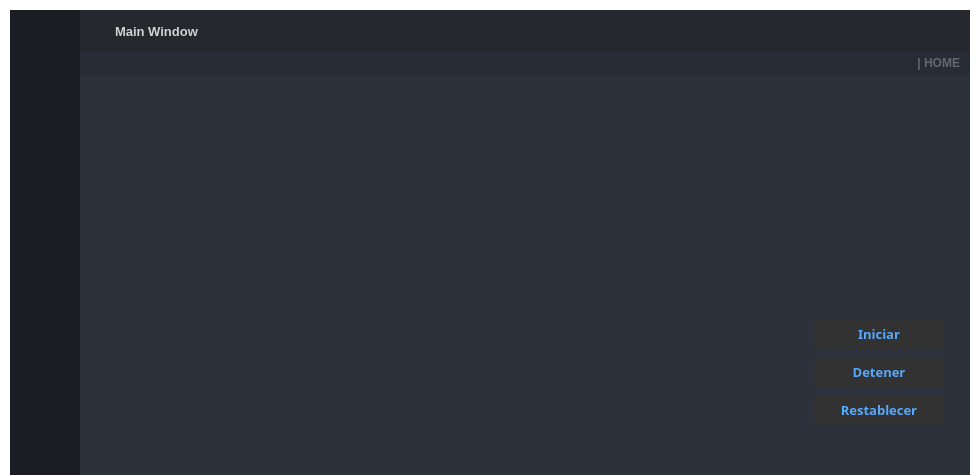
Before: the Qt Designer form visuals/GUI_BASE.ui in dariolggomez/HEATS-BOARD, drawn with Qt 5; both pictures show x 0 to 980 and y 0 to 475 of the 980 by 718 pixel window.
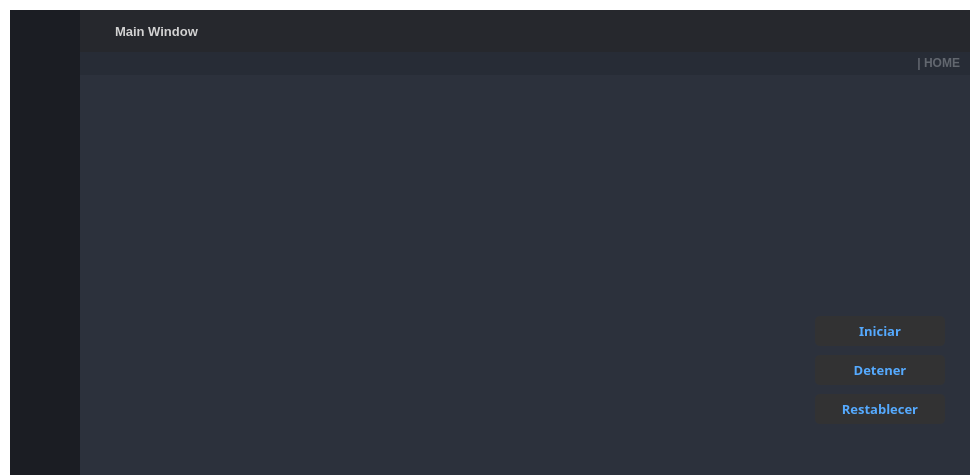
After: the same form once the commit is applied. Icons and pictures are not drawn.

```diff
--- a/visuals/GUI_BASE.ui
+++ b/visuals/GUI_BASE.ui
@@ -2879,15 +2879,21 @@
                        <enum>QFrame::Raised</enum>
                       </property>
                       <layout class="QVBoxLayout" name="verticalLayout_28">
+                       <property name="spacing">
+                        <number>0</number>
+                       </property>
                        <item>
                         <widget class="QFrame" name="upsideGraphics">
                          <property name="frameShape">
-                          <enum>QFrame::StyledPanel</enum>
+                          <enum>QFrame::NoFrame</enum>
                          </property>
                          <property name="frameShadow">
                           <enum>QFrame::Raised</enum>
                          </property>
                          <layout class="QHBoxLayout" name="horizontalLayout_18">
+                          <property name="spacing">
+                           <number>0</number>
+                          </property>
                           <property name="leftMargin">
                            <number>0</number>
                           </property>
@@ -2903,7 +2909,7 @@
                           <item>
                            <widget class="QFrame" name="frame_waveform">
                             <property name="frameShape">
-                             <enum>QFrame::StyledPanel</enum>
+                             <enum>QFrame::NoFrame</enum>
                             </property>
                             <property name="frameShadow">
                              <enum>QFrame::Raised</enum>
@@ -2930,12 +2936,15 @@
                           <item>
                            <widget class="QFrame" name="frame_fft_transform">
                             <property name="frameShape">
-                             <enum>QFrame::StyledPanel</enum>
+                             <enum>QFrame::NoFrame</enum>
                             </property>
                             <property name="frameShadow">
                              <enum>QFrame::Raised</enum>
                             </property>
                             <layout class="QVBoxLayout" name="verticalLayout_34">
+                             <property name="spacing">
+                              <number>0</number>
+                             </property>
                              <property name="leftMargin">
                               <number>0</number>
                              </property>
@@ -2960,7 +2969,7 @@
                        <item>
                         <widget class="QFrame" name="downsideGraphics">
                          <property name="frameShape">
-                          <enum>QFrame::StyledPanel</enum>
+                          <enum>QFrame::NoFrame</enum>
                          </property>
                          <property name="frameShadow">
                           <enum>QFrame::Raised</enum>
@@ -2981,7 +2990,7 @@
                           <item>
                            <widget class="QFrame" name="spectrogram_frame">
                             <property name="frameShape">
-                             <enum>QFrame::StyledPanel</enum>
+                             <enum>QFrame::NoFrame</enum>
                             </property>
                             <property name="frameShadow">
                              <enum>QFrame::Raised</enum>
```
